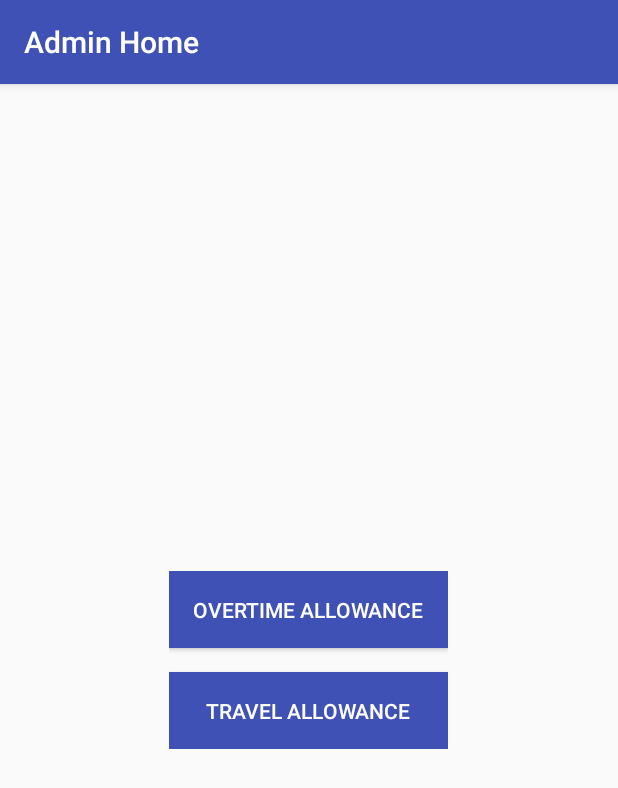
After one commit to ATOMWR/ATOM, an Android app: the AdminHomeActivity screen opened directly, with no data from a screen before it, on a phone screen of 412 x 824 dp. The commit adds this screen. Shown: the top 788 px of the screen. Run offline under Robolectric (Android 15) with nearby library versions, the phone set to English and light mode, and no system bars.

Commit message:
Add Admin Homepage

```diff
--- /dev/null
+++ b/app/src/main/java/com/example/akav/atom/AdminHomeActivity.java
@@ -0,0 +1,42 @@
+package com.example.akav.atom;
+
+import android.content.Intent;
+import android.support.v7.app.AppCompatActivity;
+import android.os.Bundle;
+import android.view.View;
+import android.widget.Button;
+import android.widget.Toast;
+
+public class AdminHomeActivity extends AppCompatActivity {
+
+    private Button checkOvertime;
+    private Button checkTravelAllowance;
+
+    @Override
+    protected void onCreate(Bundle savedInstanceState) {
+        super.onCreate(savedInstanceState);
+        setContentView(R.layout.activity_admin_home);
+
+        Intent loginInfo = getIntent();
+        String userId = loginInfo.getStringExtra("userName");
+
+        Toast.makeText(this, "Welcome Admin, " + userId, Toast.LENGTH_SHORT).show();
+
+        checkOvertime = (Button) findViewById(R.id.admin_ot);
+        checkTravelAllowance = (Button) findViewById((R.id.admin_ta));
+
+        checkOvertime.setOnClickListener(new View.OnClickListener() {
+            @Override
+            public void onClick(View view) {
+                // Do nothing for now
+            }
+        });
+
+        checkTravelAllowance.setOnClickListener(new View.OnClickListener() {
+            @Override
+            public void onClick(View view) {
+                // Do nothing for now.
+            }
+        });
+    }
+}
--- a/app/src/main/java/com/example/akav/atom/HomeActivity.java
+++ b/app/src/main/java/com/example/akav/atom/HomeActivity.java
@@ -24,9 +24,9 @@ public class HomeActivity extends AppCompatActivity {
         setTitle("Home");
 
         Intent loginInfo = getIntent();
-        Uri userIdUri = loginInfo.getData();
+        String userId = loginInfo.getStringExtra("userName");
 
-        Toast.makeText(this, "Welcome " + userIdUri + "!", Toast.LENGTH_SHORT).show();
+        Toast.makeText(this, "Welcome " + userId + "!", Toast.LENGTH_SHORT).show();
 
         fillOT = (Button) findViewById(R.id.fill_ot);
         fillTA = (Button) findViewById(R.id.fill_ta);
--- /dev/null
+++ b/app/src/main/res/layout/activity_admin_home.xml
@@ -0,0 +1,38 @@
+<?xml version="1.0" encoding="utf-8"?>
+<RelativeLayout
+    xmlns:android="http://schemas.android.com/apk/res/android"
+    xmlns:app="http://schemas.android.com/apk/res-auto"
+    xmlns:tools="http://schemas.android.com/tools"
+    android:layout_width="match_parent"
+    android:layout_height="match_parent"
+    tools:context="com.example.akav.atom.AdminHomeActivity">
+
+    <LinearLayout
+        android:layout_width="wrap_content"
+        android:layout_height="wrap_content"
+        android:layout_centerInParent="true"
+        android:orientation="vertical">
+
+        <Button
+            android:id="@+id/admin_ot"
+            android:layout_width="match_parent"
+            android:layout_height="wrap_content"
+            android:padding="16dp"
+            android:background="@color/colorPrimary"
+            android:textColor="#FFFFFF"
+            android:text="Overtime Allowance"/>
+
+        <Button
+            android:id="@+id/admin_ta"
+            android:layout_width="match_parent"
+            android:layout_height="wrap_content"
+            android:padding="16dp"
+            android:layout_marginTop="16dp"
+            android:background="@color/colorPrimary"
+            android:text="Travel Allowance"
+            android:textColor="#FFFFFF" />
+
+    </LinearLayout>
+
+
+</RelativeLayout>
```
Also changed, not shown: app/src/main/AndroidManifest.xml (+9 -1 lines), app/src/main/java/com/example/akav/atom/MainActivity.java (+48 -15 lines), 1 other file.
